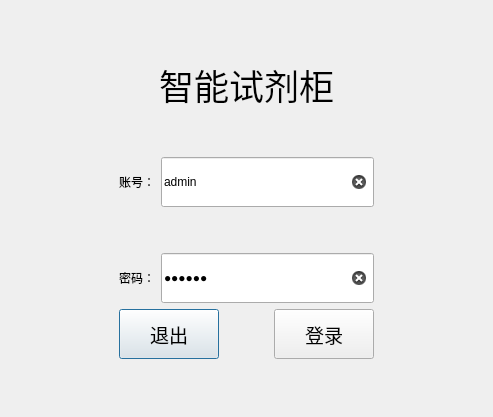
Qt form qt/SmartCabinet/ui/common/dg_loginpage.ui (huanghl365/web) before a commit.
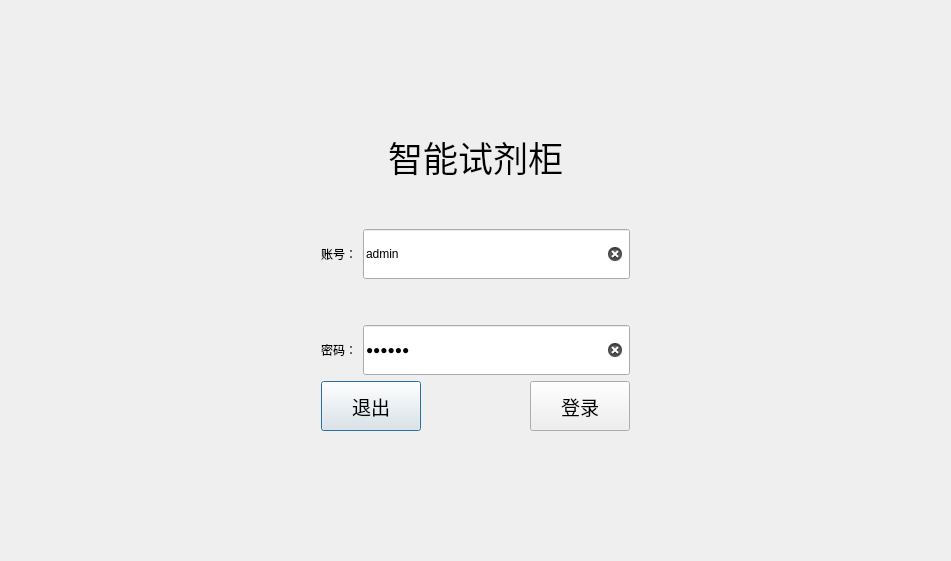
The same form after that commit.

The edit to the form file:
```diff
--- a/qt/SmartCabinet/ui/common/dg_loginpage.ui
+++ b/qt/SmartCabinet/ui/common/dg_loginpage.ui
@@ -6,8 +6,8 @@
    <rect>
     <x>0</x>
     <y>0</y>
-    <width>493</width>
-    <height>417</height>
+    <width>951</width>
+    <height>561</height>
    </rect>
   </property>
   <property name="windowTitle">
```
